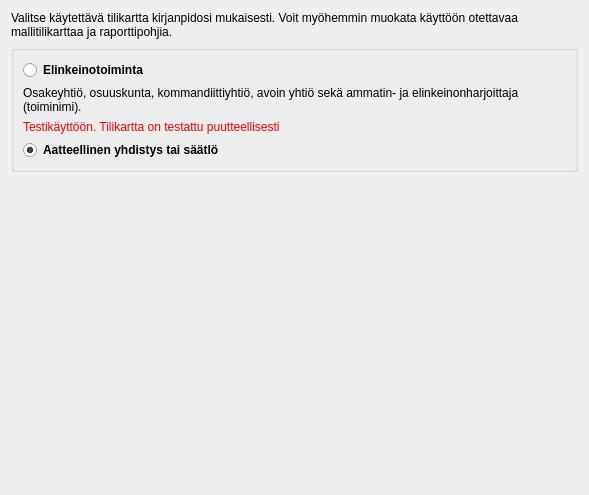
Old version of the form kitsas/uusikirjanpito/uusitilikartta.ui in the repository artoh/kitupiikki.
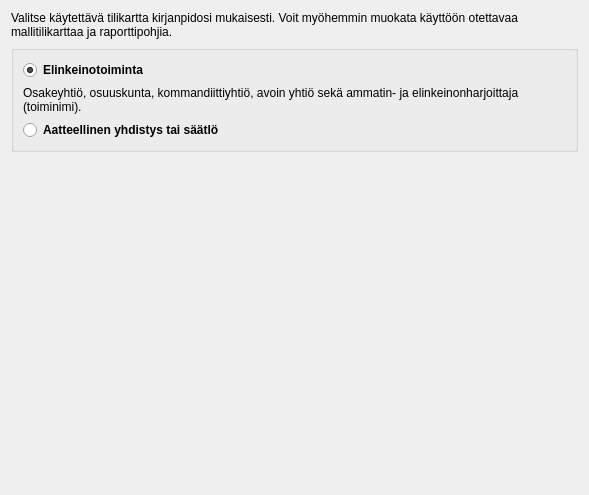
New version of the form.

Patch:
```diff
--- a/kitsas/uusikirjanpito/uusitilikartta.ui
+++ b/kitsas/uusikirjanpito/uusitilikartta.ui
@@ -45,7 +45,7 @@
          <string>Elinkeinotoiminta</string>
         </property>
         <property name="checked">
-         <bool>false</bool>
+         <bool>true</bool>
         </property>
        </widget>
       </item>
@@ -62,16 +62,6 @@
         </property>
        </widget>
       </item>
-      <item>
-       <widget class="QLabel" name="label_3">
-        <property name="styleSheet">
-         <string notr="true">color: rgb(255, 0, 0);</string>
-        </property>
-        <property name="text">
-         <string>Testikäyttöön. Tilikartta on testattu puutteellisesti</string>
-        </property>
-       </widget>
-      </item>
       <item>
        <widget class="QRadioButton" name="yhdistysButton">
         <property name="font">
@@ -84,7 +74,7 @@
          <string>Aatteellinen yhdistys tai säätlö</string>
         </property>
         <property name="checked">
-         <bool>true</bool>
+         <bool>false</bool>
         </property>
        </widget>
       </item>
```
